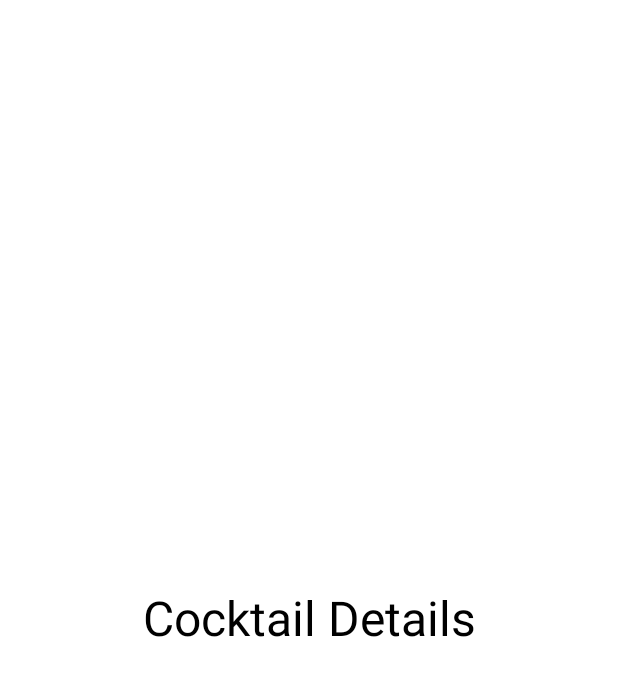
After one commit to veselovvv/Drinks, an Android app: the layout fragment_cocktail_details.xml on its own in the app's theme, with its tools: preview values and no code run, on a phone screen of 412 x 824 dp. The commit adds this screen. Shown: the top 676 px of the screen. Run offline under Robolectric (Android 15) with nearby library versions, the phone set to English and light mode, and no system bars.

Commit message:
Added a fragment with details about a cocktail

```diff
--- /dev/null
+++ b/app/src/main/java/com/veselovvv/drinks/core/Read.kt
@@ -0,0 +1,5 @@
+package com.veselovvv.drinks.core
+
+interface Read<T> {
+    fun read(): T
+}
--- /dev/null
+++ b/app/src/main/java/com/veselovvv/drinks/core/Save.kt
@@ -0,0 +1,5 @@
+package com.veselovvv.drinks.core
+
+interface Save<T> {
+    fun save(data: T)
+}
--- a/app/src/main/java/com/veselovvv/drinks/presentation/cocktails/CocktailUi.kt
+++ b/app/src/main/java/com/veselovvv/drinks/presentation/cocktails/CocktailUi.kt
@@ -5,7 +5,7 @@ import com.veselovvv.drinks.core.Object
 
 sealed class CocktailUi : Object<Unit, CocktailUi.BaseMapper> {
     override fun map(mapper: BaseMapper) = Unit
-    //open fun open(cocktailListener: DrinksAdapter.CocktailListener) = Unit
+    open fun open(cocktailListener: CocktailsAdapter.CocktailListener) = Unit
 
     object Progress : CocktailUi()
 
@@ -16,8 +16,8 @@ sealed class CocktailUi : Object<Unit, CocktailUi.BaseMapper> {
         private val photoUrl: String
     ) : CocktailUi() {
         override fun map(mapper: BaseMapper) = mapper.map(id, name, category, photoUrl)
-        //override fun open(cocktailListener: DrinksAdapter.CocktailListener) =
-           // cocktailListener.showCocktails(name, category, photoUrl)
+        override fun open(cocktailListener: CocktailsAdapter.CocktailListener) =
+            cocktailListener.showCocktail(name, category, photoUrl)
     }
 
     class Fail(private val message: String) : CocktailUi() {
--- /dev/null
+++ b/app/src/main/res/layout/fragment_cocktail_details.xml
@@ -0,0 +1,15 @@
+<?xml version="1.0" encoding="utf-8"?>
+<LinearLayout xmlns:android="http://schemas.android.com/apk/res/android"
+    android:layout_width="match_parent"
+    android:layout_height="match_parent"
+    android:orientation="vertical">
+
+    <com.google.android.material.textview.MaterialTextView
+        android:id="@+id/cocktail_detail_text_view"
+        android:layout_width="match_parent"
+        android:layout_height="match_parent"
+        android:gravity="center"
+        android:text="Cocktail Details"
+        android:textSize="32sp"
+        android:textColor="@color/black" />
+</LinearLayout>
--- a/app/src/main/res/navigation/nav_graph.xml
+++ b/app/src/main/res/navigation/nav_graph.xml
@@ -25,4 +25,8 @@
         android:name="com.veselovvv.drinks.SearchIngredientFragment"
         android:label="Search Ingredient"
         tools:layout="@layout/fragment_search_ingredient" />
+    <fragment
+        android:id="@+id/cocktailDetailsFragment"
+        android:name="com.veselovvv.drinks.presentation.cocktaildetails.CocktailDetailsFragment"
+        android:label="CocktailDetailsFragment" />
 </navigation>
```
Also changed, not shown: app/src/main/java/com/veselovvv/drinks/di/DomainModule.kt (+11 -0 lines), app/src/main/java/com/veselovvv/drinks/presentation/cocktaildetails/CocktailDetailsFragment.kt (added, +26 -0 lines), app/src/main/java/com/veselovvv/drinks/presentation/cocktaildetails/CocktailDetailsViewModel.kt (added, +15 -0 lines), app/src/main/java/com/veselovvv/drinks/presentation/cocktails/CocktailCache.kt (added, +32 -0 lines), app/src/main/java/com/veselovvv/drinks/presentation/cocktails/CocktailsAdapter.kt (renamed from app/src/main/java/com/veselovvv/drinks/presentation/cocktails/DrinksAdapter.kt, +14 -3 lines), app/src/main/java/com/veselovvv/drinks/presentation/cocktails/CocktailsFragment.kt (+10 -2 lines), app/src/main/java/com/veselovvv/drinks/presentation/cocktails/CocktailsViewModel.kt (+7 -1 lines).
